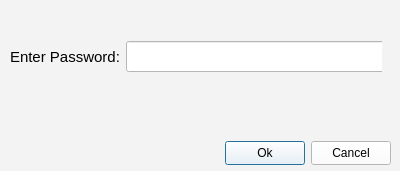
Old version of the form Past_Paper_App/authentication.ui in the repository Ibraheem5002/Projects.
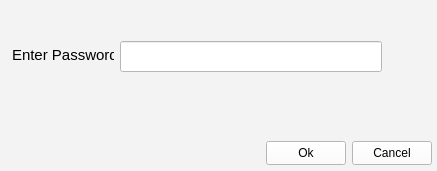
New version of the form. Icons and pictures are not drawn.

Patch:
```diff
--- a/Past_Paper_App/authentication.ui
+++ b/Past_Paper_App/authentication.ui
@@ -6,7 +6,7 @@
    <rect>
     <x>0</x>
     <y>0</y>
-    <width>400</width>
+    <width>437</width>
     <height>171</height>
    </rect>
   </property>
@@ -16,12 +16,56 @@
   <property name="styleSheet">
    <string notr="true">background-color:rgb(243, 243, 243);</string>
   </property>
+  <widget class="QPushButton" name="Eye_Button">
+   <property name="geometry">
+    <rect>
+     <x>389</x>
+     <y>41</y>
+     <width>30</width>
+     <height>30</height>
+    </rect>
+   </property>
+   <property name="minimumSize">
+    <size>
+     <width>30</width>
+     <height>30</height>
+    </size>
+   </property>
+   <property name="maximumSize">
+    <size>
+     <width>30</width>
+     <height>30</height>
+    </size>
+   </property>
+   <property name="styleSheet">
+    <string notr="true">#Eye_Button
+{
+    background-color: rgb(243, 243, 243);
+    border: none;	
+    border-image: url(:/images/images/open_eye.png);
+}
+
+#Eye_Button:checked
+{
+    background-color: rgb(243, 243, 243);
+    border: none;
+    border-image: url(:/images/images/closed_eye.png);
+}
+</string>
+   </property>
+   <property name="text">
+    <string/>
+   </property>
+   <property name="checkable">
+    <bool>true</bool>
+   </property>
+  </widget>
   <widget class="QWidget" name="">
    <property name="geometry">
     <rect>
-     <x>0</x>
+     <x>1</x>
      <y>140</y>
-     <width>391</width>
+     <width>431</width>
      <height>26</height>
     </rect>
    </property>
@@ -75,47 +119,47 @@
     </item>
    </layout>
   </widget>
-  <widget class="QWidget" name="">
+  <widget class="QLineEdit" name="lineEdit">
    <property name="geometry">
     <rect>
-     <x>10</x>
-     <y>40</y>
-     <width>372</width>
-     <height>33</height>
+     <x>120</x>
+     <y>41</y>
+     <width>262</width>
+     <height>31</height>
     </rect>
    </property>
-   <layout class="QHBoxLayout" name="horizontalLayout_2">
-    <item>
-     <widget class="QLabel" name="label">
-      <property name="styleSheet">
-       <string notr="true">color:BLACK;
-font:15px;
-</string>
-      </property>
-      <property name="text">
-       <string>Enter Password:</string>
-      </property>
-     </widget>
-    </item>
-    <item>
-     <widget class="QLineEdit" name="lineEdit">
-      <property name="minimumSize">
-       <size>
-        <width>262</width>
-        <height>31</height>
-       </size>
-      </property>
-      <property name="styleSheet">
-       <string notr="true">font:15px;
+   <property name="minimumSize">
+    <size>
+     <width>262</width>
+     <height>31</height>
+    </size>
+   </property>
+   <property name="styleSheet">
+    <string notr="true">font:15px;
 background-color:WHITE;
 color:BLACK;</string>
-      </property>
-      <property name="echoMode">
-       <enum>QLineEdit::EchoMode::Password</enum>
-      </property>
-     </widget>
-    </item>
-   </layout>
+   </property>
+   <property name="echoMode">
+    <enum>QLineEdit::EchoMode::Password</enum>
+   </property>
+  </widget>
+  <widget class="QLabel" name="label">
+   <property name="geometry">
+    <rect>
+     <x>12</x>
+     <y>45</y>
+     <width>102</width>
+     <height>20</height>
+    </rect>
+   </property>
+   <property name="styleSheet">
+    <string notr="true">color:BLACK;
+font:15px;
+</string>
+   </property>
+   <property name="text">
+    <string>Enter Password:</string>
+   </property>
   </widget>
  </widget>
  <resources/>
```
